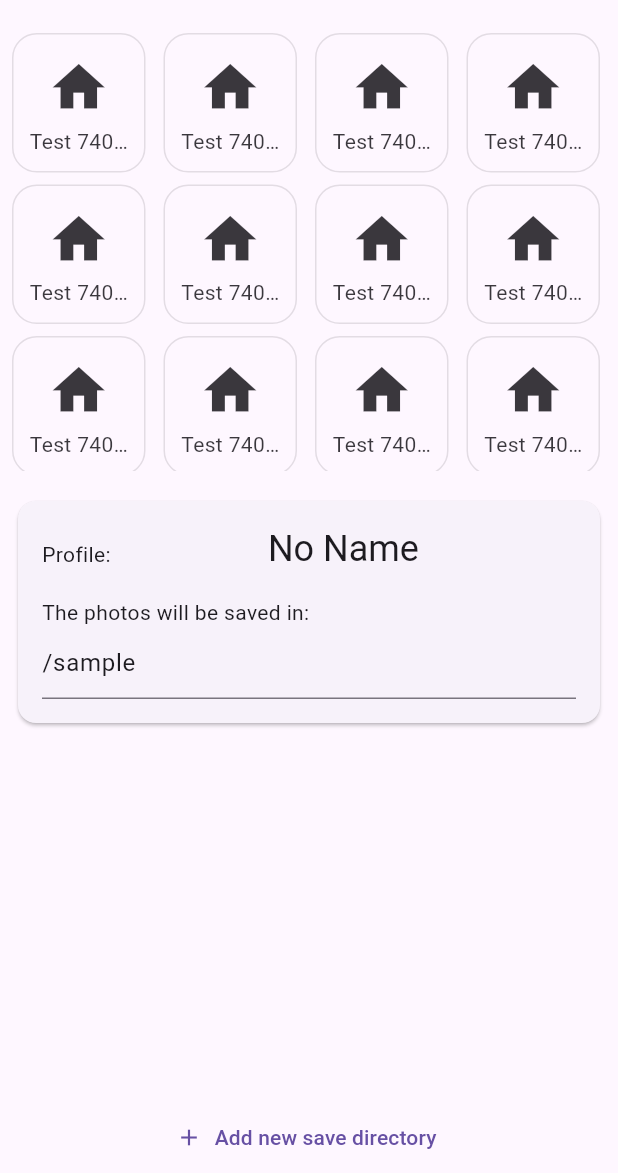
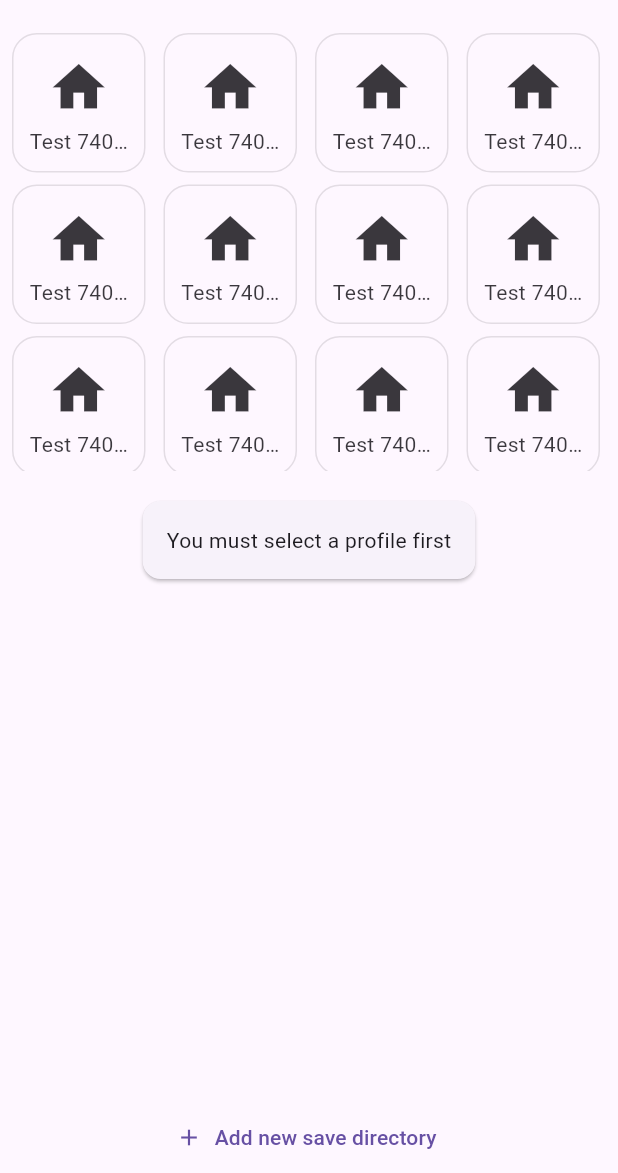
Before and after one commit to AndreXi/organized_camera, a Flutter app: the screen it shows after launch, on a phone screen of 412 x 824 dp, the part 63-1236 px from its top. Run offline on Flutter 3.47's test engine with Material 2 defaults, Android fonts, the light colour scheme and no system bars; our stand-ins replace file_picker, hive, hive_flutter; accounts and stored records are empty; generated files the repository leaves out were written again.

Commit message:
feat: Select profile functionality

```diff
--- a/lib/src/widgets/directory_info/directory_info.dart
+++ b/lib/src/widgets/directory_info/directory_info.dart
@@ -1,5 +1,8 @@
 import 'package:flutter/material.dart';
+import 'package:hive_flutter/hive_flutter.dart';
 import 'package:organized_camera/src/models/saved_directory/saved_directory.dart';
+import 'package:organized_camera/src/services/preferences_data.dart';
+import 'package:organized_camera/src/services/saved_directory_data.dart';
 
 class DirectoryInfo extends StatelessWidget {
   const DirectoryInfo({super.key, required this.directoryProfile});
@@ -11,8 +14,26 @@ class DirectoryInfo extends StatelessWidget {
     final directoryController =
         TextEditingController(text: directoryProfile.directory);
 
+    return ValueListenableBuilder(
+        valueListenable: Hive.box<String>("preferences").listenable(),
+        builder: (context, box, _) {
+          final index = PreferencesData().getIndex();
+
+          if (index == null) {
+            return const Padding(
+                padding: EdgeInsets.symmetric(horizontal: 8.0, vertical: 16.0),
+                child: Card(
+                    child: Padding(
+                  padding: EdgeInsets.all(16.0),
+                  child: Text("You must select a profile first"),
+                )));
+          }
+
+          final directoryProfile = SavedDirectoryData().getAll()[index];
+
           return Padding(
-      padding: const EdgeInsets.symmetric(horizontal: 8.0, vertical: 16.0),
+            padding:
+                const EdgeInsets.symmetric(horizontal: 8.0, vertical: 16.0),
             child: Card(
               child: Padding(
                 padding: const EdgeInsets.all(16.0),
@@ -56,5 +77,6 @@ class DirectoryInfo extends StatelessWidget {
               ),
             ),
           );
+        });
   }
 }
--- a/lib/src/widgets/saved_directory_list/saved_directory_list.dart
+++ b/lib/src/widgets/saved_directory_list/saved_directory_list.dart
@@ -1,6 +1,7 @@
 import 'package:flutter/material.dart';
 import 'package:hive_flutter/hive_flutter.dart';
 import 'package:organized_camera/src/models/saved_directory/saved_directory.dart';
+import 'package:organized_camera/src/services/preferences_data.dart';
 import 'package:organized_camera/src/services/saved_directory_data.dart';
 import 'package:organized_camera/src/widgets/saved_directory_list/saved_directory_tile.dart';
 
@@ -14,10 +15,10 @@ class SavedDirectoryList extends StatefulWidget {
 }
 
 class _SavedDirectoryListState extends State<SavedDirectoryList> {
-  int? selectedIndex;
-
   @override
   Widget build(BuildContext context) {
+    int? selectedIndex = PreferencesData().getIndex();
+
     return ValueListenableBuilder(
         valueListenable:
             Hive.box<SavedDirectory>("saved_directories").listenable(),
@@ -49,9 +50,12 @@ class _SavedDirectoryListState extends State<SavedDirectoryList> {
                   selectedColor: Colors.white,
                   borderRadius: BorderRadius.circular(16.0),
                   isSelected: [cardStates[card.key]],
-                  onPressed: (_) => setState(() {
-                    selectedIndex = card.key;
-                  }),
+                  onPressed: (_) {
+                    setState(() {
+                      selectedIndex = card.key;
+                    });
+                    PreferencesData().setIndex(card.key);
+                  },
                   children: [card.value],
                 );
               }).toList(),
```
Lines whose indentation alone changed are shown as unchanged.
